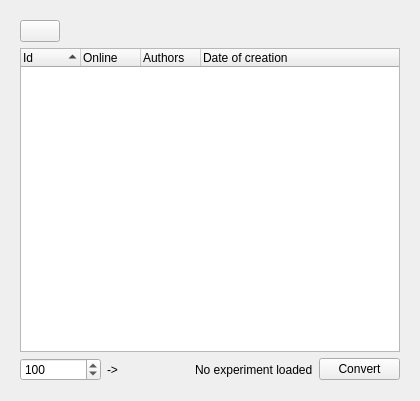
This is src/genelab/core/ui/widgets/experiments/conversionctrl.ui in GeneCraft/GeneCraft-Project as Qt 5 draws it before an edit. The edited form follows.
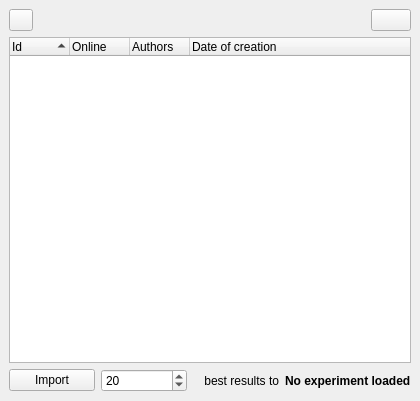
This is the edited form. Icons and pictures are not drawn.

Commit message:
+ Deletion of all results of local experiments    + implementation of a recursive deletion for delete not empty folder (in Tools)
+ Result Converter become Result Importer
   * to a window
   + icons
   * online and local information (in list of experiment)
   + little help

+ icon which indicates the last experiments created

* shadow button checkable

* reset number of steps when result or experiment are loaded

* other details

What changed in the file:
```diff
--- a/src/genelab/core/ui/widgets/experiments/conversionctrl.ui
+++ b/src/genelab/core/ui/widgets/experiments/conversionctrl.ui
@@ -14,6 +14,9 @@
    <string>Form</string>
   </property>
   <layout class="QVBoxLayout" name="verticalLayout">
+   <property name="margin">
+    <number>0</number>
+   </property>
    <item>
     <widget class="QScrollArea" name="scrollArea">
      <property name="frameShape">
@@ -30,8 +33,8 @@
        <rect>
         <x>0</x>
         <y>0</y>
-        <width>396</width>
-        <height>377</height>
+        <width>420</width>
+        <height>401</height>
        </rect>
       </property>
       <layout class="QVBoxLayout" name="verticalLayout_3">
@@ -87,6 +90,12 @@
             <layout class="QHBoxLayout" name="horizontalLayout_3">
              <item>
               <widget class="QPushButton" name="btnRefresh">
+               <property name="maximumSize">
+                <size>
+                 <width>24</width>
+                 <height>16777215</height>
+                </size>
+               </property>
                <property name="text">
                 <string/>
                </property>
@@ -109,6 +118,17 @@
                </property>
               </spacer>
              </item>
+             <item>
+              <widget class="QPushButton" name="pbInformation">
+               <property name="text">
+                <string/>
+               </property>
+               <property name="icon">
+                <iconset resource="../../../ressources/ressources.qrc">
+                 <normaloff>:/img/icons/information</normaloff>:/img/icons/information</iconset>
+               </property>
+              </widget>
+             </item>
             </layout>
            </item>
            <item>
@@ -161,6 +181,17 @@
            </item>
            <item>
             <layout class="QHBoxLayout" name="horizontalLayout">
+             <item>
+              <widget class="QPushButton" name="btnConvert">
+               <property name="text">
+                <string>Import</string>
+               </property>
+               <property name="icon">
+                <iconset resource="../../../ressources/ressources.qrc">
+                 <normaloff>:/img/icons/entities_go</normaloff>:/img/icons/entities_go</iconset>
+               </property>
+              </widget>
+             </item>
              <item>
               <widget class="QSpinBox" name="spbNb">
                <property name="minimum">
@@ -170,31 +201,33 @@
                 <number>10000</number>
                </property>
                <property name="value">
-                <number>100</number>
+                <number>20</number>
                </property>
               </widget>
              </item>
              <item>
               <widget class="QLabel" name="label_2">
                <property name="text">
-                <string>-&gt;</string>
+                <string>best results to</string>
+               </property>
+               <property name="alignment">
+                <set>Qt::AlignRight|Qt::AlignTrailing|Qt::AlignVCenter</set>
                </property>
               </widget>
              </item>
              <item>
               <widget class="QLabel" name="lblExp">
+               <property name="font">
+                <font>
+                 <weight>75</weight>
+                 <bold>true</bold>
+                </font>
+               </property>
                <property name="text">
                 <string>No experiment loaded</string>
                </property>
               </widget>
              </item>
-             <item>
-              <widget class="QPushButton" name="btnConvert">
-               <property name="text">
-                <string>Convert</string>
-               </property>
-              </widget>
-             </item>
             </layout>
            </item>
           </layout>
```
Left out of the diff: 6 changed lines with no effect on the pictures. The commit also changes 30 other files.
